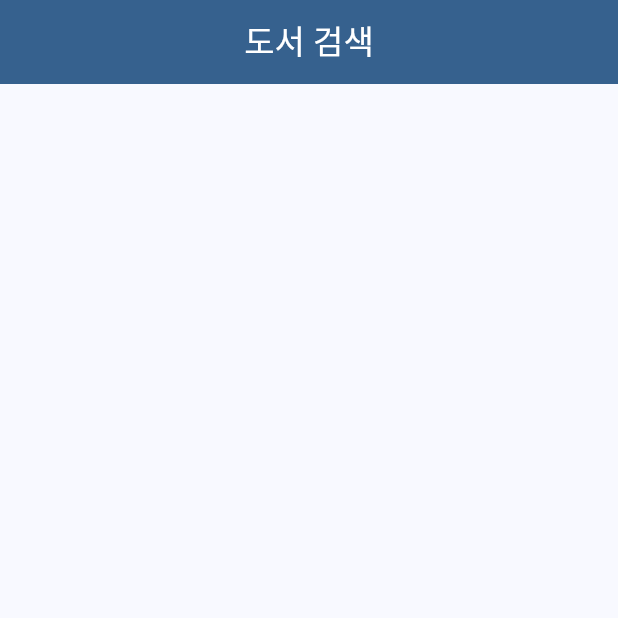
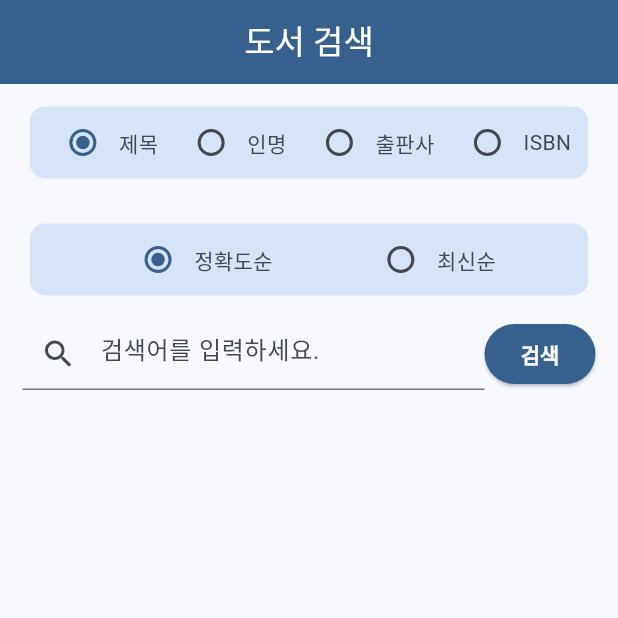
Before and after one commit to youngungyun/flutter, a Flutter app: the BookSearchPage screen opened by its route, on a phone screen of 412 x 824 dp, the top half of it. Run offline on Flutter 3.47's test engine with Material 3 defaults, Android fonts, the light colour scheme and no system bars; our stand-ins replace email_validator, flutter_dotenv, flutter_secure_storage, go_router, logger, supabase_flutter; accounts and stored records are empty.

Commit message:
FEAT: 도서 검색 일부 구현 완료 #2

```diff
--- /dev/null
+++ b/lib/dto/book/book_request.dart
@@ -0,0 +1,17 @@
+import 'package:rebook/services/book_service.dart';
+
+class BookRequest {
+  final String query;
+  final SortType sortType;
+  final int page;
+  final int size;
+  final SearchType searchType;
+
+  const BookRequest({
+    required this.query,
+    required this.sortType,
+    required this.page,
+    required this.size,
+    required this.searchType,
+  });
+}
--- /dev/null
+++ b/lib/dto/book/book_result.dart
@@ -0,0 +1,58 @@
+class BookResult {
+  final List<BookResponse> books;
+  final Metadata metadata;
+
+  BookResult({required this.books, required this.metadata});
+}
+
+/// isbn은 isbn13이 없을 경우에만 isbn10 사용
+class BookResponse {
+  final String title;
+  final List<String> authors;
+  final List<String> translators;
+  final String publisher;
+  final String isbn;
+  final DateTime? publishDate;
+  final String? thumbnailUrl;
+  const BookResponse({
+    required this.title,
+    required this.authors,
+    required this.translators,
+    required this.publisher,
+    required this.isbn,
+    this.publishDate,
+    this.thumbnailUrl,
+  });
+
+  factory BookResponse.fromJson(Map<String, dynamic> json) {
+    return BookResponse(
+      title: json['title'],
+      authors: json['authors'].cast<String>(),
+      translators: json['translators'].cast<String>(),
+      publisher: json['publisher'],
+      thumbnailUrl: json['thumbnail'],
+      publishDate: DateTime.parse(json['datetime']),
+      isbn: (json['isbn'] as String).split(' ').last,
+    );
+  }
+}
+
+class Metadata {
+  final int totalCount;
+  final int pageableCount;
+  final bool isEnd;
+
+  const Metadata({
+    required this.totalCount,
+    required this.pageableCount,
+    required this.isEnd,
+  });
+
+  factory Metadata.fromJson(Map<String, dynamic> json) {
+    return Metadata(
+      totalCount: json['total_count'],
+      pageableCount: json['pageable_count'],
+      isEnd: json['is_end'],
+    );
+  }
+}
--- /dev/null
+++ b/lib/pages/book/book_details_page.dart
@@ -0,0 +1,13 @@
+import 'package:flutter/material.dart';
+import 'package:rebook/widgets/common/cusom_app_bar.dart';
+
+class BookDetailsPage extends StatelessWidget {
+  final String isbn;
+
+  const BookDetailsPage({super.key, required this.isbn});
+
+  @override
+  Widget build(BuildContext context) {
+    return Scaffold(appBar: CustomAppBar(title: "도서 상세"));
+  }
+}
--- a/lib/pages/book/book_search_page.dart
+++ b/lib/pages/book/book_search_page.dart
@@ -1,17 +1,131 @@
 import 'package:flutter/material.dart';
-import 'package:flutter/widgets.dart';
+import 'package:rebook/dto/book/book_request.dart';
+import 'package:rebook/dto/book/book_result.dart';
+import 'package:rebook/services/book_service.dart';
+import 'package:rebook/widgets/book/book_card.dart';
+import 'package:rebook/widgets/book/book_sort_type_selector.dart';
+import 'package:rebook/widgets/book/search_type_selector.dart';
 import 'package:rebook/widgets/common/cusom_app_bar.dart';
 
 class BookSearchPage extends StatefulWidget {
-  const BookSearchPage({super.key});
+  final BookService bookService = BookService.instance;
+  BookSearchPage({super.key});
 
   @override
   State<BookSearchPage> createState() => _BookSearchPageState();
 }
 
 class _BookSearchPageState extends State<BookSearchPage> {
+  bool _isLoading = false;
+  final int _size = 20;
+  final _searchController = TextEditingController();
+  int _page = 1;
+  SearchType _searchType = SearchType.title;
+  SortType _sortType = SortType.accurcy;
+  List<BookResponse> _books = [];
+
+  void onChangeSearchType(SearchType type) {
+    setState(() {
+      _searchType = type;
+    });
+  }
+
+  void onChangeSortType(SortType type) {
+    setState(() {
+      _sortType = type;
+    });
+  }
+
+  void onSearch() async {
+    String query = _searchController.text;
+    if (query.isEmpty) {
+      return;
+    }
+
+    // 로딩 시작
+    setState(() {
+      _isLoading = true;
+    });
+
+    BookRequest request = BookRequest(
+      query: query,
+      sortType: _sortType,
+      page: _page,
+      size: _size,
+      searchType: _searchType,
+    );
+
+    BookResult result = await widget.bookService.search(request);
+
+    setState(() {
+      _books = result.books;
+      _isLoading = false;
+    });
+  }
+
   @override
   Widget build(BuildContext context) {
-    return Scaffold(appBar: CustomAppBar(title: "도서 검색"));
+    return Scaffold(
+      appBar: CustomAppBar(title: "도서 검색"),
+      body: Column(
+        crossAxisAlignment: CrossAxisAlignment.start,
+        children: [
+          SearchTypeSelector(onChange: onChangeSearchType),
+          BookSortTypeSelector(onChange: onChangeSortType),
+          Padding(
+            padding: const EdgeInsets.symmetric(horizontal: 15.0),
+            child: Row(
+              mainAxisAlignment: MainAxisAlignment.center,
+              crossAxisAlignment: CrossAxisAlignment.center,
+              children: [
+                Expanded(
+                  child: TextField(
+                    controller: _searchController,
+                    decoration: InputDecoration(
+                      hintText: "검색어를 입력하세요.",
+                      prefixIcon: Icon(Icons.search),
+                    ),
+                  ),
+                ),
+                ElevatedButton(
+                  onPressed: _isLoading ? null : onSearch,
+                  style: ElevatedButton.styleFrom(
+                    backgroundColor: Theme.of(context).colorScheme.primary,
+                  ),
+                  child: Text(
+                    "검색",
+                    style: TextStyle(
+                      color: Theme.of(context).colorScheme.onPrimary,
+                      fontWeight: FontWeight.bold,
+                    ),
+                  ),
+                ),
+              ],
+            ),
+          ),
+          _isLoading
+              ? Padding(
+                  padding: EdgeInsets.only(top: 100),
+                  child: Align(
+                    alignment: Alignment.topCenter,
+                    child: CircularProgressIndicator(),
+                  ),
+                )
+              : Expanded(
+                  // TODO: 스크롤 끝까지 내리면 다음 페이지 보여주기 구현
+                  child: ListView.builder(
+                    padding: EdgeInsets.symmetric(
+                      horizontal: 15.0,
+                      vertical: 10.0,
+                    ),
+                    scrollDirection: Axis.vertical,
+                    itemCount: _books.length,
+                    itemBuilder: (context, index) =>
+                        BookCard(book: _books[index]),
+                  ),
+                ),
+        ],
+      ),
+    );
   }
 }
--- a/lib/router/app_router.dart
+++ b/lib/router/app_router.dart
@@ -1,4 +1,5 @@
 import 'package:go_router/go_router.dart';
+import 'package:rebook/pages/book/book_details_page.dart';
 import 'package:rebook/pages/book/book_search_page.dart';
 import 'package:rebook/pages/auth/login_page.dart';
 import 'package:rebook/pages/main_page.dart';
@@ -11,7 +12,14 @@ class AppRouter {
       GoRoute(path: "/", builder: (_, __) => const MainPage()),
       GoRoute(path: "/login", builder: (_, __) => const LoginPage()),
       GoRoute(path: "/signup", builder: (_, __) => SignupPage()),
-      GoRoute(path: "/book/search", builder: (_, __) => const BookSearchPage()),
+      GoRoute(path: "/book/search", builder: (_, __) => BookSearchPage()),
+      GoRoute(
+        path: "/book/:isbn",
+        builder: (_, state) {
+          final isbn = state.pathParameters['isbn'];
+          return BookDetailsPage(isbn: isbn!);
+        },
+      ),
     ],
   );
 }
--- a/lib/services/auth_service.dart
+++ b/lib/services/auth_service.dart
@@ -5,7 +5,7 @@ import 'package:supabase_flutter/supabase_flutter.dart';
 
 var _logger = Logger();
 
-/// 유저 정보 관련 서비스 클래스
+/// 유저 정보 로직 처리 서비스
 class AuthService {
   static final AuthService instance = AuthService._internal();
 
--- /dev/null
+++ b/lib/services/book_service.dart
@@ -0,0 +1,82 @@
+import 'dart:convert';
+import 'dart:io';
+
+import 'package:flutter_dotenv/flutter_dotenv.dart';
+import 'package:http/http.dart' as http;
+import 'package:logger/logger.dart';
+import 'package:rebook/dto/book/book_request.dart';
+import 'package:rebook/dto/book/book_result.dart';
+import 'package:supabase_flutter/supabase_flutter.dart';
+
+var _logger = Logger();
+
+/// 도서 정보 로직 처리 서비스
+class BookService {
+  static final BookService instance = BookService._internal();
+
+  final SupabaseClient _supabase = Supabase.instance.client;
+
+  final String base = 'https://dapi.kakao.com/v3/search/book';
+
+  final String apiKey = dotenv.env['KAKAO_API_KEY'] ?? '';
+
+  BookService._internal();
+
+  Future<BookResult> search(BookRequest request) async {
+    final String query = request.query;
+    final String sort = request.sortType.label;
+    final String page = request.page.toString();
+    final String size = request.size.toString();
+    final String target = request.searchType.label;
+
+    final url = Uri.parse(
+      '$base?query=$query&sort=$sort&page=$page&size=$size&target=$target',
+    );
+
+    _logger.i("request: $url");
+
+    final response = await http.post(
+      url,
+      headers: {"Authorization": 'KakaoAK $apiKey'},
+    );
+
+    // 정상적인 응답 아님
+    if (response.statusCode != 200) {
+      _logger.w('Response: $response.statusCode: $response.reasonPhrase');
+      throw HttpException("incorrect response");
+    }
+
+    Map<String, dynamic> json = jsonDecode(response.body);
+
+    List<dynamic> documents = json['documents'];
+    List<BookResponse> books = documents.map((b) {
+      return BookResponse.fromJson(b as Map<String, dynamic>);
+    }).toList();
+
+    Metadata metadata = Metadata.fromJson(json['meta']);
+
+    _logger.i("response to $query");
+
+    return BookResult(books: books, metadata: metadata);
+  }
+}
+
+enum SearchType {
+  title('제목'),
+  person('인명'),
+  publisher('출판사'),
+  isbn('ISBN');
+
+  final String label;
+
+  const SearchType(this.label);
+}
+
+enum SortType {
+  accurcy('정확도순'),
+  latest('최신순');
+
+  final String label;
+
+  const SortType(this.label);
+}
--- /dev/null
+++ b/lib/widgets/book/book_sort_type_selector.dart
@@ -0,0 +1,53 @@
+import 'package:flutter/material.dart';
+import 'package:rebook/services/book_service.dart';
+import 'package:rebook/widgets/book/radio_text.dart';
+
+class BookSortTypeSelector extends StatefulWidget {
+  final void Function(SortType) _onChange;
+  const BookSortTypeSelector({
+    super.key,
+    required void Function(SortType) onChange,
+  }) : _onChange = onChange;
+
+  @override
+  State<BookSortTypeSelector> createState() => _BookSortTypeSelectorState();
+}
+
+class _BookSortTypeSelectorState extends State<BookSortTypeSelector> {
+  SortType _groupValue = SortType.accurcy;
+
+  @override
+  Widget build(BuildContext context) {
+    return Padding(
+      padding: EdgeInsetsGeometry.symmetric(horizontal: 20.0, vertical: 15.0),
+      child: Container(
+        decoration: BoxDecoration(
+          color: Theme.of(context).colorScheme.secondaryContainer,
+          borderRadius: BorderRadius.circular(10.0),
+        ),
+        child: RadioGroup<SortType>(
+          groupValue: _groupValue,
+          onChanged: (SortType? value) {
+            setState(() {
+              _groupValue = value!;
+            });
+            if (value != null) {
+              widget._onChange(value);
+            }
+          },
+          child: Row(
+            mainAxisAlignment: MainAxisAlignment.spaceEvenly,
+            crossAxisAlignment: CrossAxisAlignment.center,
+            children: SortType.values.map((type) {
+              return RadioText(
+                key: ValueKey(type),
+                type: type,
+                label: type.label,
+              );
+            }).toList(),
+          ),
+        ),
+      ),
+    );
+  }
+}
--- /dev/null
+++ b/lib/widgets/book/radio_text.dart
@@ -0,0 +1,23 @@
+import 'package:flutter/material.dart';
+
+class RadioText<T> extends StatelessWidget {
+  final T type;
+  final String label;
+
+  const RadioText({super.key, required this.type, required this.label});
+
+  @override
+  Widget build(BuildContext context) {
+    return Row(
+      children: [
+        Radio<T>(key: ValueKey(type), value: type),
+        Text(
+          label,
+          style: TextStyle(
+            color: Theme.of(context).colorScheme.onSecondaryContainer,
+          ),
+        ),
+      ],
+    );
+  }
+}
--- /dev/null
+++ b/lib/widgets/book/search_type_selector.dart
@@ -0,0 +1,53 @@
+import 'package:flutter/material.dart';
+import 'package:rebook/services/book_service.dart';
+import 'package:rebook/widgets/book/radio_text.dart';
+
+class SearchTypeSelector extends StatefulWidget {
+  final void Function(SearchType) _onChange;
+  const SearchTypeSelector({
+    super.key,
+    required void Function(SearchType) onChange,
+  }) : _onChange = onChange;
+
+  @override
+  State<StatefulWidget> createState() => _SearchTypeSelectorState();
+}
+
+class _SearchTypeSelectorState extends State<SearchTypeSelector> {
+  SearchType _groupValue = SearchType.title;
+
+  @override
+  Widget build(BuildContext context) {
+    return Padding(
+      padding: EdgeInsetsGeometry.symmetric(horizontal: 20.0, vertical: 15.0),
+      child: Container(
+        decoration: BoxDecoration(
+          color: Theme.of(context).colorScheme.secondaryContainer,
+          borderRadius: BorderRadius.circular(10.0),
+        ),
+        child: RadioGroup<SearchType>(
+          groupValue: _groupValue,
+          onChanged: (SearchType? value) {
+            setState(() {
+              _groupValue = value!;
+            });
+            if (value != null) {
+              widget._onChange(value);
+            }
+          },
+          child: Row(
+            mainAxisAlignment: MainAxisAlignment.spaceEvenly,
+            crossAxisAlignment: CrossAxisAlignment.center,
+            children: SearchType.values.map((type) {
+              return RadioText(
+                key: ValueKey(type),
+                type: type,
+                label: type.label,
+              );
+            }).toList(),
+          ),
+        ),
+      ),
+    );
+  }
+}
```
Also changed, not shown: lib/dto/book/book_details_response.dart (added, +23 -0 lines), lib/mocks/book_search_mock.dart (added, +48 -0 lines), lib/widgets/book/book_card.dart (added, +67 -0 lines).
